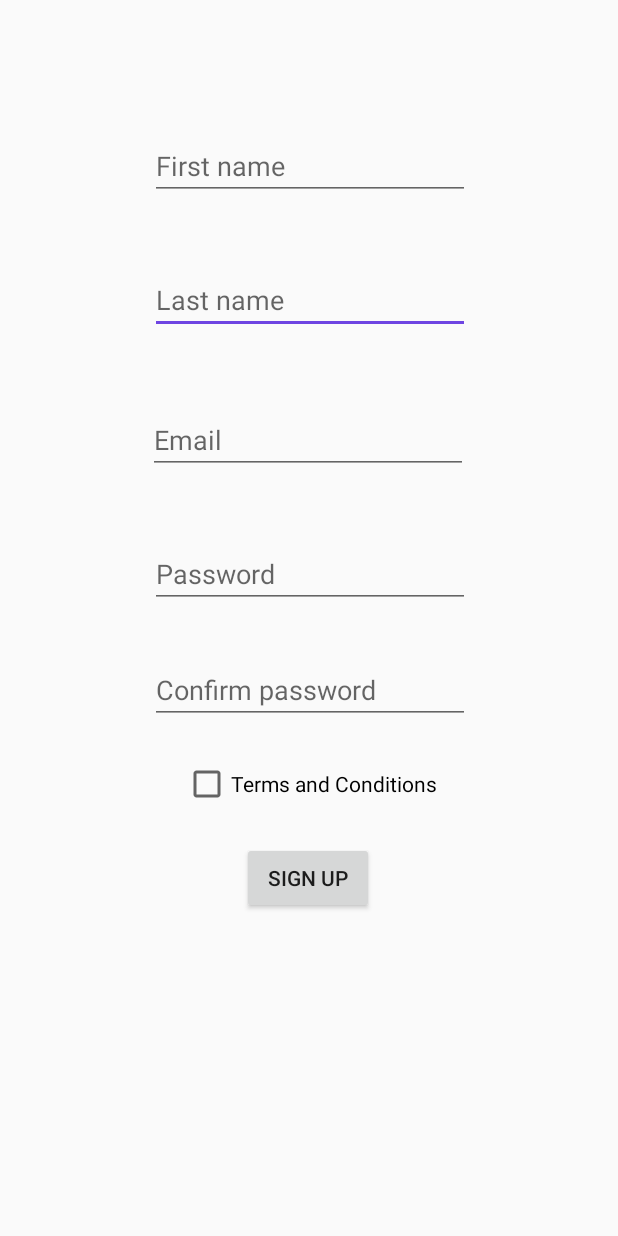
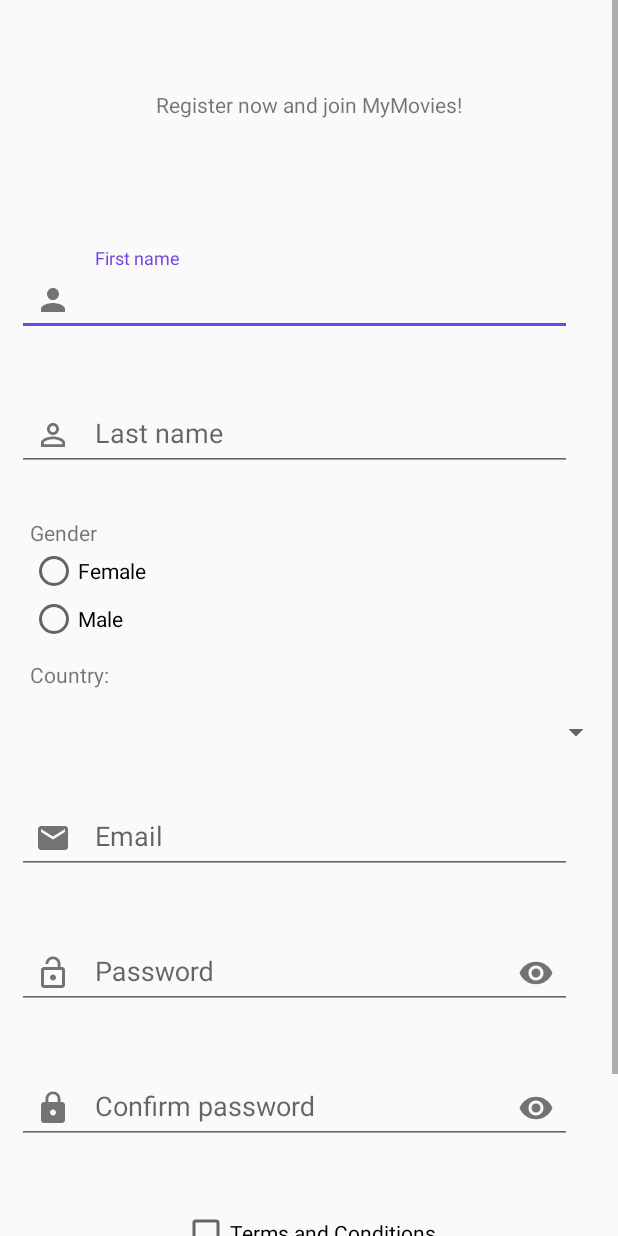
Before and after one commit to andreeaplesa/Proiect-Android, an Android app: the SignUpActivity screen opened directly, with no data from a screen before it, on a phone screen of 412 x 824 dp. Run offline under Robolectric (Android 15) with nearby library versions, the phone set to English and light mode, and no system bars.

Commit message:
SignUpActivity Updated

```diff
--- a/app/src/main/java/com/example/mymovies/LogInActivity.java
+++ b/app/src/main/java/com/example/mymovies/LogInActivity.java
@@ -65,7 +65,7 @@ public class LogInActivity extends AppCompatActivity {
 
     private boolean validatePassword(){
         textInputLayoutPassword=findViewById(R.id.textInputLayoutPassword);
-        String password = textInputLayoutPassword.getEditText().getText().toString();
+        String password = textInputLayoutPassword.getEditText().getText().toString().trim();
         if (password.isEmpty()){
             textInputLayoutPassword.setError("Field can't be empty!");
             return false;}
--- /dev/null
+++ b/app/src/main/res/drawable/ic_lock_open.xml
@@ -0,0 +1,10 @@
+<vector xmlns:android="http://schemas.android.com/apk/res/android"
+    android:width="24dp"
+    android:height="24dp"
+    android:viewportWidth="24"
+    android:viewportHeight="24"
+    android:tint="?attr/colorControlNormal">
+  <path
+      android:fillColor="@android:color/white"
+      android:pathData="M12,17c1.1,0 2,-0.9 2,-2s-0.9,-2 -2,-2 -2,0.9 -2,2 0.9,2 2,2zM18,8h-1L17,6c0,-2.76 -2.24,-5 -5,-5S7,3.24 7,6h1.9c0,-1.71 1.39,-3.1 3.1,-3.1 1.71,0 3.1,1.39 3.1,3.1v2L6,8c-1.1,0 -2,0.9 -2,2v10c0,1.1 0.9,2 2,2h12c1.1,0 2,-0.9 2,-2L20,10c0,-1.1 -0.9,-2 -2,-2zM18,20L6,20L6,10h12v10z"/>
+</vector>
--- /dev/null
+++ b/app/src/main/res/drawable/ic_person_fill.xml
@@ -0,0 +1,10 @@
+<vector xmlns:android="http://schemas.android.com/apk/res/android"
+    android:width="24dp"
+    android:height="24dp"
+    android:viewportWidth="24"
+    android:viewportHeight="24"
+    android:tint="?attr/colorControlNormal">
+  <path
+      android:fillColor="@android:color/white"
+      android:pathData="M12,12c2.21,0 4,-1.79 4,-4s-1.79,-4 -4,-4 -4,1.79 -4,4 1.79,4 4,4zM12,14c-2.67,0 -8,1.34 -8,4v2h16v-2c0,-2.66 -5.33,-4 -8,-4z"/>
+</vector>
--- /dev/null
+++ b/app/src/main/res/drawable/ic_person_outline.xml
@@ -0,0 +1,10 @@
+<vector xmlns:android="http://schemas.android.com/apk/res/android"
+    android:width="24dp"
+    android:height="24dp"
+    android:viewportWidth="24"
+    android:viewportHeight="24"
+    android:tint="?attr/colorControlNormal">
+  <path
+      android:fillColor="@android:color/white"
+      android:pathData="M12,5.9c1.16,0 2.1,0.94 2.1,2.1s-0.94,2.1 -2.1,2.1S9.9,9.16 9.9,8s0.94,-2.1 2.1,-2.1m0,9c2.97,0 6.1,1.46 6.1,2.1v1.1L5.9,18.1L5.9,17c0,-0.64 3.13,-2.1 6.1,-2.1M12,4C9.79,4 8,5.79 8,8s1.79,4 4,4 4,-1.79 4,-4 -1.79,-4 -4,-4zM12,13c-2.67,0 -8,1.34 -8,4v3h16v-3c0,-2.66 -5.33,-4 -8,-4z"/>
+</vector>
--- a/app/src/main/res/layout/activity_log_in.xml
+++ b/app/src/main/res/layout/activity_log_in.xml
@@ -19,8 +19,8 @@
 
     <com.google.android.material.textfield.TextInputLayout
         android:id="@+id/textInputLayoutEmail"
-        android:layout_width="409dp"
-        android:layout_height="92dp"
+        android:layout_width="410dp"
+        android:layout_height="90dp"
         android:layout_marginTop="100dp"
         app:layout_constraintBottom_toTopOf="@+id/textInputLayoutPassword"
         app:layout_constraintEnd_toEndOf="parent"
@@ -43,8 +43,8 @@
 
     <com.google.android.material.textfield.TextInputLayout
         android:id="@+id/textInputLayoutPassword"
-        android:layout_width="405dp"
-        android:layout_height="86dp"
+        android:layout_width="410dp"
+        android:layout_height="90dp"
         android:layout_marginTop="10dp"
         app:endIconMode="password_toggle"
         app:layout_constraintBottom_toTopOf="@+id/tvForgotPassword"
--- a/app/src/main/res/layout/activity_sign_up.xml
+++ b/app/src/main/res/layout/activity_sign_up.xml
@@ -1,97 +1,200 @@
 <?xml version="1.0" encoding="utf-8"?>
-<androidx.constraintlayout.widget.ConstraintLayout xmlns:android="http://schemas.android.com/apk/res/android"
+<ScrollView xmlns:android="http://schemas.android.com/apk/res/android"
     xmlns:app="http://schemas.android.com/apk/res-auto"
     xmlns:tools="http://schemas.android.com/tools"
+    android:layout_width="match_parent"
+    android:layout_height="match_parent">
+<androidx.constraintlayout.widget.ConstraintLayout
     android:layout_width="match_parent"
     android:layout_height="match_parent"
     tools:context=".SignUpActivity">
 
-    <EditText
-        android:id="@+id/etLastname"
+    <TextView
+        android:id="@+id/tvSignUp"
         android:layout_width="wrap_content"
         android:layout_height="wrap_content"
-        android:layout_marginTop="44dp"
-        android:ems="10"
-        android:hint="@string/last_nameSignUp"
-        android:inputType="textPersonName"
+        android:layout_marginTop="60dp"
+        android:layout_marginBottom="76dp"
+        android:text="@string/register_now"
+        app:layout_constraintBottom_toTopOf="@+id/textInputLayoutFirstname"
         app:layout_constraintEnd_toEndOf="parent"
-        app:layout_constraintHorizontal_bias="0.502"
         app:layout_constraintStart_toStartOf="parent"
-        app:layout_constraintTop_toBottomOf="@+id/etFirstname" />
+        app:layout_constraintTop_toTopOf="parent" />
 
-    <EditText
-        android:id="@+id/etPassword"
+    <com.google.android.material.textfield.TextInputLayout
+        android:id="@+id/textInputLayoutFirstname"
+        style="@style/layoutStyle"
+        android:layout_width="410dp"
+        android:layout_height="90dp"
+        android:layout_marginTop="10dp"
+        app:layout_constraintBottom_toTopOf="@+id/textInputLayoutLastname"
+        app:layout_constraintEnd_toEndOf="parent"
+        app:layout_constraintStart_toStartOf="parent"
+        app:layout_constraintTop_toBottomOf="@+id/tvSignUp"
+        app:startIconContentDescription="ic_person_fill"
+        app:startIconDrawable="@drawable/ic_person_fill">
+
+        <com.google.android.material.textfield.TextInputEditText
+            android:layout_width="match_parent"
+            android:layout_height="wrap_content"
+            android:hint="@string/first_nameSignUp"
+            android:inputType="textPersonName" />
+    </com.google.android.material.textfield.TextInputLayout>
+
+    <com.google.android.material.textfield.TextInputLayout
+        android:id="@+id/textInputLayoutLastname"
+        style="@style/layoutStyle"
+        android:layout_width="410dp"
+        android:layout_height="90dp"
+        app:layout_constraintBottom_toTopOf="@+id/radioBtnGroup"
+        app:layout_constraintEnd_toEndOf="parent"
+        app:layout_constraintStart_toStartOf="parent"
+        app:layout_constraintTop_toBottomOf="@+id/textInputLayoutFirstname"
+        app:startIconContentDescription="ic_person_outline"
+        app:startIconDrawable="@drawable/ic_person_outline">
+
+        <com.google.android.material.textfield.TextInputEditText
+            android:layout_width="match_parent"
+            android:layout_height="wrap_content"
+            android:hint="@string/last_nameSignUp"
+            android:inputType="textPersonName" />
+    </com.google.android.material.textfield.TextInputLayout>
+
+
+    <RadioGroup
+        android:id="@+id/radioBtnGroup"
+        android:layout_width="match_parent"
+        android:layout_height="87dp"
+        app:layout_constraintEnd_toEndOf="parent"
+        app:layout_constraintHorizontal_bias="0.47"
+        app:layout_constraintStart_toStartOf="parent"
+        app:layout_constraintTop_toBottomOf="@+id/textInputLayoutLastname"
+        android:layout_marginLeft="20dp">
+
+        <TextView
+            android:id="@+id/tvGender"
+            android:layout_width="match_parent"
+            android:layout_height="wrap_content"
+            android:text="@string/gender" />
+
+        <RadioButton
+            android:id="@+id/radioBtnFemale"
+            android:layout_width="match_parent"
+            android:layout_height="wrap_content"
+            android:text="@string/female" />
+
+        <RadioButton
+            android:id="@+id/radioBtnMale"
+            android:layout_width="match_parent"
+            android:layout_height="wrap_content"
+            android:text="@string/male" />
+    </RadioGroup>
+
+    <TextView
+        android:id="@+id/tvCountry"
         android:layout_width="wrap_content"
         android:layout_height="wrap_content"
-        android:layout_marginTop="44dp"
-        android:ems="10"
-        android:hint="@string/password"
-        android:inputType="textPassword"
+        android:layout_marginTop="7dp"
+        android:layout_marginBottom="8dp"
+        android:text="@string/country"
+        app:layout_constraintBottom_toTopOf="@+id/spinnerCountry"
+        app:layout_constraintStart_toStartOf="parent"
+        app:layout_constraintTop_toBottomOf="@+id/radioBtnGroup"
+        android:layout_marginLeft="20dp"/>
+
+    <Spinner
+        android:id="@+id/spinnerCountry"
+        android:layout_width="404dp"
+        android:layout_height="42dp"
+        android:layout_marginBottom="9dp"
+        app:layout_constraintBottom_toTopOf="@+id/textInputLayoutEmail"
         app:layout_constraintEnd_toEndOf="parent"
-        app:layout_constraintHorizontal_bias="0.502"
         app:layout_constraintStart_toStartOf="parent"
-        app:layout_constraintTop_toBottomOf="@+id/etEmail" />
+        app:layout_constraintTop_toBottomOf="@+id/tvCountry" />
+
+    <com.google.android.material.textfield.TextInputLayout
+        android:id="@+id/textInputLayoutEmail"
+        style="@style/layoutStyle"
+        android:layout_width="410dp"
+        android:layout_height="90dp"
+        android:layout_marginTop="5dp"
+        app:layout_constraintBottom_toTopOf="@+id/textInputLayoutPasswordSignUp"
+        app:layout_constraintEnd_toEndOf="parent"
+        app:layout_constraintStart_toStartOf="parent"
+        app:layout_constraintTop_toBottomOf="@+id/spinnerCountry"
+        app:startIconContentDescription="ic_email"
+        app:startIconDrawable="@drawable/ic_email">
+
+        <com.google.android.material.textfield.TextInputEditText
+            android:layout_width="match_parent"
+            android:layout_height="wrap_content"
+            android:hint="@string/email"
+            android:inputType="textEmailAddress" />
+    </com.google.android.material.textfield.TextInputLayout>
+
+
+    <com.google.android.material.textfield.TextInputLayout
+        android:id="@+id/textInputLayoutPasswordSignUp"
+        style="@style/layoutStyle"
+        android:layout_width="410dp"
+        android:layout_height="90dp"
+        app:endIconMode="password_toggle"
+        app:layout_constraintBottom_toTopOf="@+id/textInputLayoutConfirmPassSignUp"
+        app:layout_constraintEnd_toEndOf="parent"
+        app:layout_constraintStart_toStartOf="parent"
+        app:layout_constraintTop_toBottomOf="@+id/textInputLayoutEmail"
+        app:startIconContentDescription="ic_lock_open"
+        app:startIconDrawable="@drawable/ic_lock_open">
+
+        <com.google.android.material.textfield.TextInputEditText
+            android:layout_width="match_parent"
+            android:layout_height="wrap_content"
+            android:hint="@string/password"
+            android:inputType="textPassword" />
+    </com.google.android.material.textfield.TextInputLayout>
+
+    <com.google.android.material.textfield.TextInputLayout
+        android:id="@+id/textInputLayoutConfirmPassSignUp"
+        style="@style/layoutStyle"
+        android:layout_width="410dp"
+        android:layout_height="90dp"
+        android:layout_marginBottom="10dp"
+        app:endIconMode="password_toggle"
+        app:layout_constraintBottom_toTopOf="@+id/chkboxTermsConditions"
+        app:layout_constraintEnd_toEndOf="parent"
+        app:layout_constraintStart_toStartOf="parent"
+        app:layout_constraintTop_toBottomOf="@+id/textInputLayoutPasswordSignUp"
+        app:startIconContentDescription="ic_lock"
+        app:startIconDrawable="@drawable/ic_lock">
+
+        <com.google.android.material.textfield.TextInputEditText
+            android:layout_width="match_parent"
+            android:layout_height="wrap_content"
+            android:hint="@string/confirm_passwordSignUp"
+            android:inputType="textPassword" />
+    </com.google.android.material.textfield.TextInputLayout>
 
     <CheckBox
         android:id="@+id/chkboxTermsConditions"
         android:layout_width="wrap_content"
         android:layout_height="wrap_content"
-        android:layout_marginTop="24dp"
+        android:layout_marginTop="12dp"
         android:text="@string/terms_and_conditions"
         app:layout_constraintEnd_toEndOf="parent"
-        app:layout_constraintHorizontal_bias="0.504"
         app:layout_constraintStart_toStartOf="parent"
-        app:layout_constraintTop_toBottomOf="@+id/etConfirmPassword" />
+        app:layout_constraintTop_toBottomOf="@+id/textInputLayoutConfirmPassSignUp" />
 
     <Button
         android:id="@+id/btnSignUpS"
-        android:layout_width="wrap_content"
-        android:layout_height="wrap_content"
+        style="@style/btnStyle"
+        android:layout_width="150dp"
+        android:layout_height="50dp"
+        android:layout_marginTop="15dp"
         android:text="@string/btnSignUp"
         app:layout_constraintBottom_toBottomOf="parent"
         app:layout_constraintEnd_toEndOf="parent"
-        app:layout_constraintHorizontal_bias="0.498"
         app:layout_constraintStart_toStartOf="parent"
-        app:layout_constraintTop_toBottomOf="@+id/chkboxTermsConditions"
-        app:layout_constraintVertical_bias="0.095" />
-
-    <EditText
-        android:id="@+id/etFirstname"
-        android:layout_width="wrap_content"
-        android:layout_height="wrap_content"
-        android:layout_marginTop="88dp"
-        android:ems="10"
-        android:hint="@string/first_nameSignUp"
-        android:inputType="textPersonName"
-        app:layout_constraintEnd_toEndOf="parent"
-        app:layout_constraintHorizontal_bias="0.502"
-        app:layout_constraintStart_toStartOf="parent"
-        app:layout_constraintTop_toTopOf="parent" />
-
-    <EditText
-        android:id="@+id/etConfirmPassword"
-        android:layout_width="wrap_content"
-        android:layout_height="wrap_content"
-        android:layout_marginTop="32dp"
-        android:ems="10"
-        android:hint="@string/confirm_passwordSignUp"
-        android:inputType="textPassword"
-        app:layout_constraintEnd_toEndOf="parent"
-        app:layout_constraintHorizontal_bias="0.502"
-        app:layout_constraintStart_toStartOf="parent"
-        app:layout_constraintTop_toBottomOf="@+id/etPassword" />
-
-    <EditText
-        android:id="@+id/etEmail"
-        android:layout_width="wrap_content"
-        android:layout_height="wrap_content"
-        android:layout_marginTop="48dp"
-        android:ems="10"
-        android:hint="@string/email"
-        android:inputType="textEmailAddress"
-        app:layout_constraintEnd_toEndOf="parent"
-        app:layout_constraintHorizontal_bias="0.497"
-        app:layout_constraintStart_toStartOf="parent"
-        app:layout_constraintTop_toBottomOf="@+id/etLastname" />
+        app:layout_constraintTop_toBottomOf="@+id/chkboxTermsConditions" />
 
 </androidx.constraintlayout.widget.ConstraintLayout>
+</ScrollView>
--- a/app/src/main/res/layout/discover_more_movie_item.xml
+++ b/app/src/main/res/layout/discover_more_movie_item.xml
@@ -1,5 +1,4 @@
 <?xml version="1.0" encoding="utf-8"?>
-<!--
 <RelativeLayout xmlns:android="http://schemas.android.com/apk/res/android"
     android:layout_width="match_parent"
     android:layout_height="200dp">
@@ -37,11 +36,4 @@
 
     </com.google.android.material.card.MaterialCardView>
 
-</RelativeLayout>-->
-
-<androidx.cardview.widget.CardView
-    xmlns:android="http://schemas.android.com/apk/res/android"
-    android:layout_width="match_parent"
-    android:layout_height="match_parent">
-
-</androidx.cardview.widget.CardView>
+</RelativeLayout>
--- a/app/src/main/res/values/strings.xml
+++ b/app/src/main/res/values/strings.xml
@@ -103,5 +103,10 @@
         "For example, position the FAB to one side of stream of a cards so the FAB won’t interfere "
         "when a user tries to pick up one of cards.\n\n"
     </string>
+    <string name="register_now">Register now and join MyMovies!</string>
+    <string name="gender">Gender</string>
+    <string name="female">Female</string>
+    <string name="male">Male</string>
+    <string name="country">Country:</string>
 
 </resources>
```
